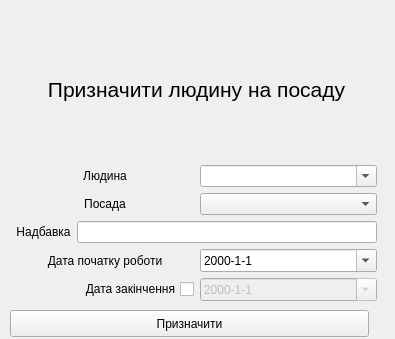
Old version of the form project_files/manager_windows/assign_human_to_position.ui in the repository positivcheg94/school_db_iasa_MO.
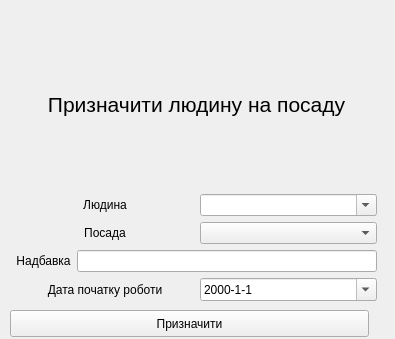
New version of the form.

```diff
--- a/project_files/manager_windows/assign_human_to_position.ui
+++ b/project_files/manager_windows/assign_human_to_position.ui
@@ -117,33 +117,6 @@
       </item>
      </layout>
     </item>
-    <item>
-     <layout class="QHBoxLayout" name="horizontalLayout_5">
-      <item>
-       <widget class="QCheckBox" name="end_date_is_active">
-        <property name="layoutDirection">
-         <enum>Qt::RightToLeft</enum>
-        </property>
-        <property name="text">
-         <string>Дата закінчення</string>
-        </property>
-       </widget>
-      </item>
-      <item>
-       <widget class="QDateEdit" name="end_date">
-        <property name="enabled">
-         <bool>false</bool>
-        </property>
-        <property name="displayFormat">
-         <string>yyyy-M-d</string>
-        </property>
-        <property name="calendarPopup">
-         <bool>true</bool>
-        </property>
-       </widget>
-      </item>
-     </layout>
-    </item>
    </layout>
   </widget>
   <widget class="QPushButton" name="submit_button">
```
